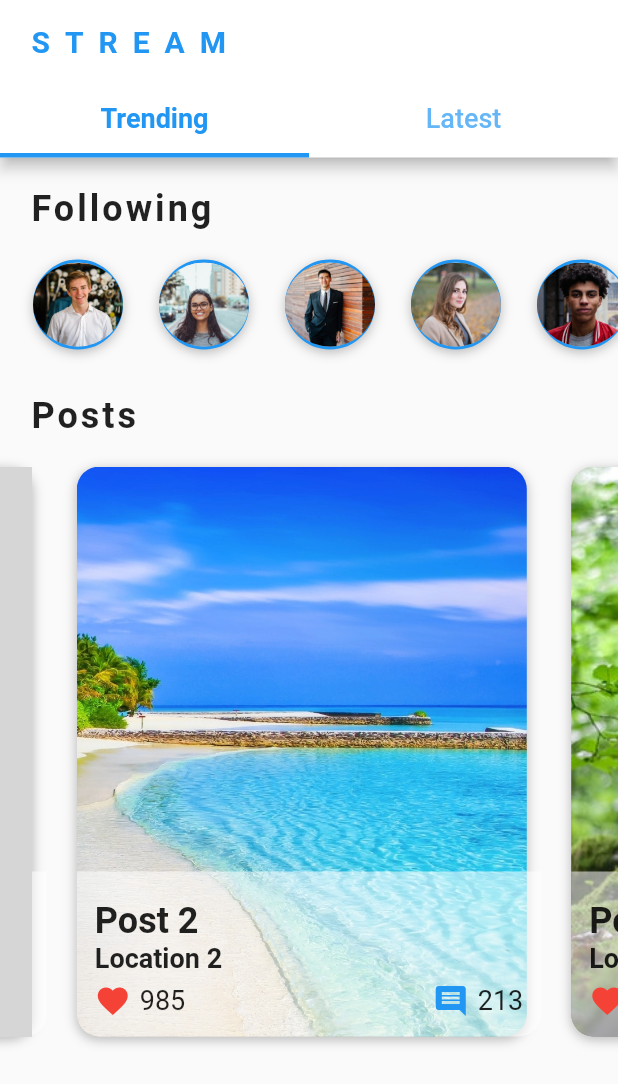
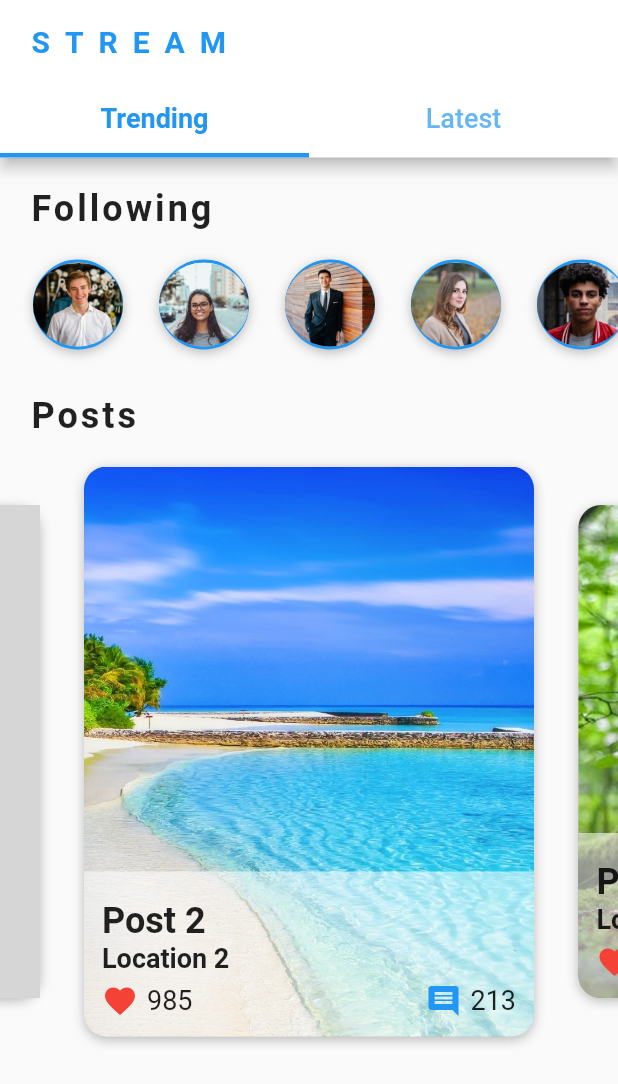
Before and after one commit to argadipa/flutter-social-media-ui, a Flutter app: the HomeScreen screen opened directly, swiped to page 3, on a phone screen of 412 x 824 dp. Shown: the top 1084 px of the screen. Run offline on Flutter 3.47's test engine with Material 2 defaults, Android fonts, the phone set to English and light mode, and no system bars; grey boxes are pictures that could not be loaded.

Commit message:
Add Animation Effect to Posts Carousel Widget.

```diff
--- a/lib/widgets/posts_carousel.dart
+++ b/lib/widgets/posts_carousel.dart
@@ -11,7 +11,22 @@ class PostsCarousel extends StatelessWidget {
 
   _buildPost(BuildContext context, int index) {
     Post post = posts[index];
-    return Stack(
+    return AnimatedBuilder(
+      animation: pageController,
+      builder: (context, widget) {
+        double value = 1;
+        if (pageController.position.haveDimensions) {
+          value = pageController.page - index;
+          value = (1 - (value.abs() * 0.25)).clamp(0.0, 1.0);
+        }
+        return Center(
+          child: SizedBox(
+            height: Curves.easeInOut.transform(value) * 400.0,
+            child: widget,
+          ),
+        );
+      },
+      child: Stack(
         children: <Widget>[
           Container(
             margin: EdgeInsets.all(10.0),
@@ -113,6 +128,7 @@ class PostsCarousel extends StatelessWidget {
             ),
           ),
         ],
+      ),
     );
   }
 
```
Lines whose indentation alone changed are shown as unchanged.
